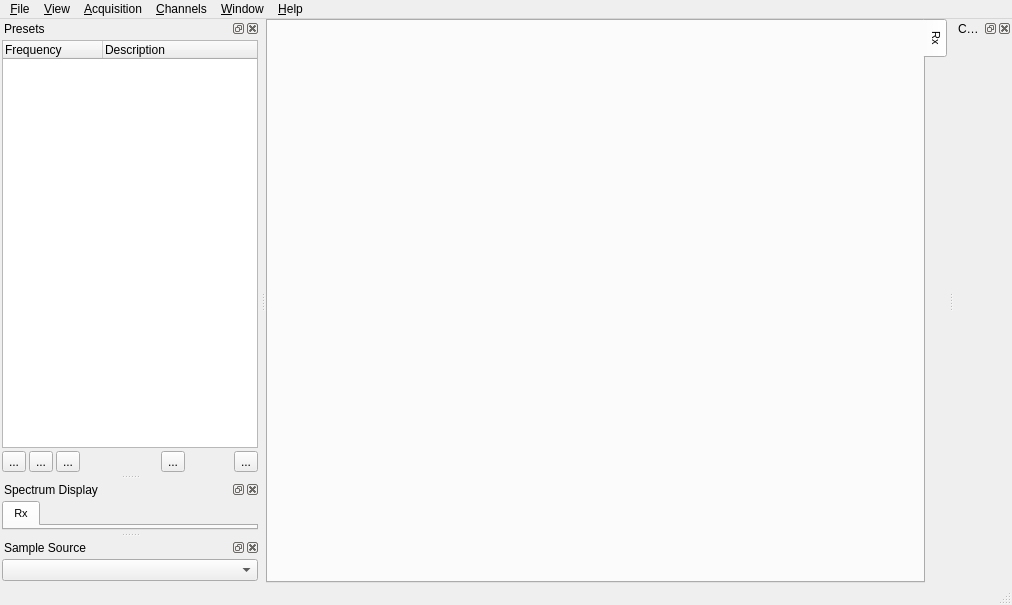
Above: sdrbase/mainwindow.ui from f4exb/sdrangel before the change. Below: the same form after it.
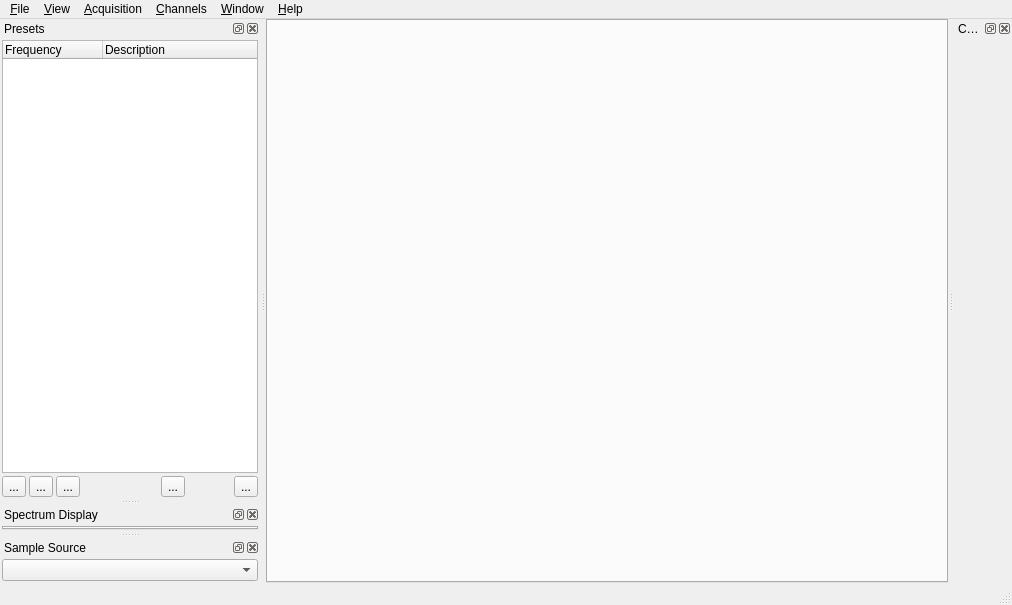
That is the form after the change. Icons and pictures are not drawn. Custom widgets are drawn as their Qt base class.

Commit message: Allocate spectrum tabs dynamically

The edit to the form file:
```diff
--- a/sdrbase/mainwindow.ui
+++ b/sdrbase/mainwindow.ui
@@ -53,11 +53,6 @@
       <property name="elideMode">
        <enum>Qt::ElideNone</enum>
       </property>
-      <widget class="GLSpectrum" name="rxSpectrum">
-       <attribute name="title">
-        <string>Rx</string>
-       </attribute>
-      </widget>
      </widget>
     </item>
    </layout>
@@ -331,11 +326,6 @@
        <property name="currentIndex">
         <number>0</number>
        </property>
-       <widget class="GLSpectrumGUI" name="rxSpectrumGUI">
-        <attribute name="title">
-         <string>Rx</string>
-        </attribute>
-       </widget>
       </widget>
      </item>
     </layout>
@@ -490,18 +480,6 @@
  </widget>
  <layoutdefault spacing="6" margin="11"/>
  <customwidgets>
-  <customwidget>
-   <class>GLSpectrum</class>
-   <extends>QWidget</extends>
-   <header>gui/glspectrum.h</header>
-   <container>1</container>
-  </customwidget>
-  <customwidget>
-   <class>GLSpectrumGUI</class>
-   <extends>QWidget</extends>
-   <header>gui/glspectrumgui.h</header>
-   <container>1</container>
-  </customwidget>
   <customwidget>
    <class>ChannelWindow</class>
    <extends>QWidget</extends>
```
Left out of the diff: 4 changed lines with no effect on the pictures. The commit also changes 2 other files.
